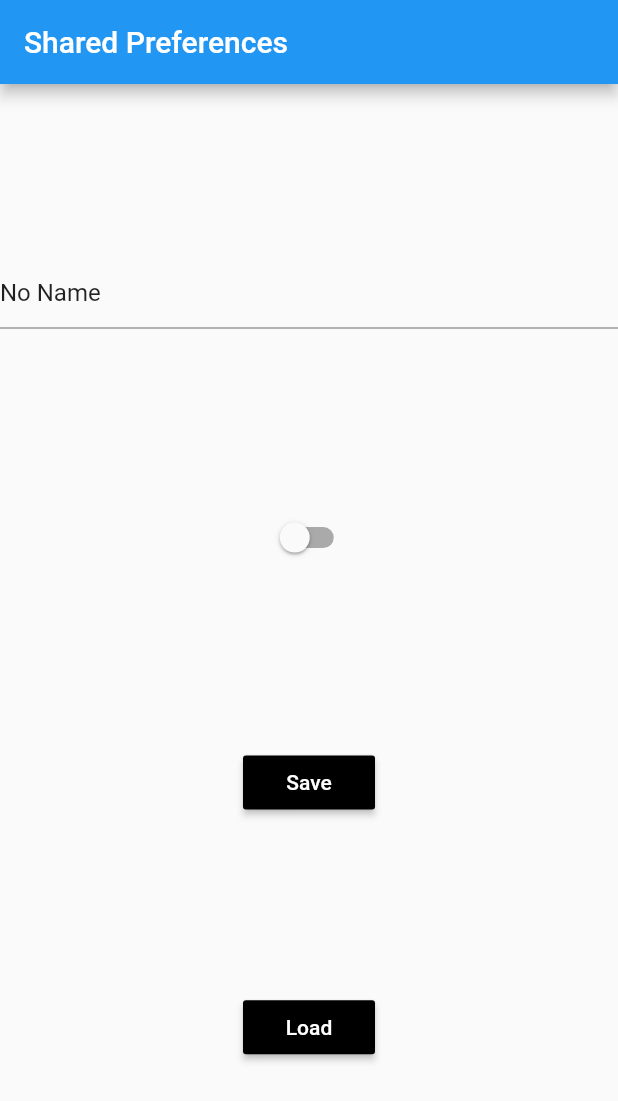
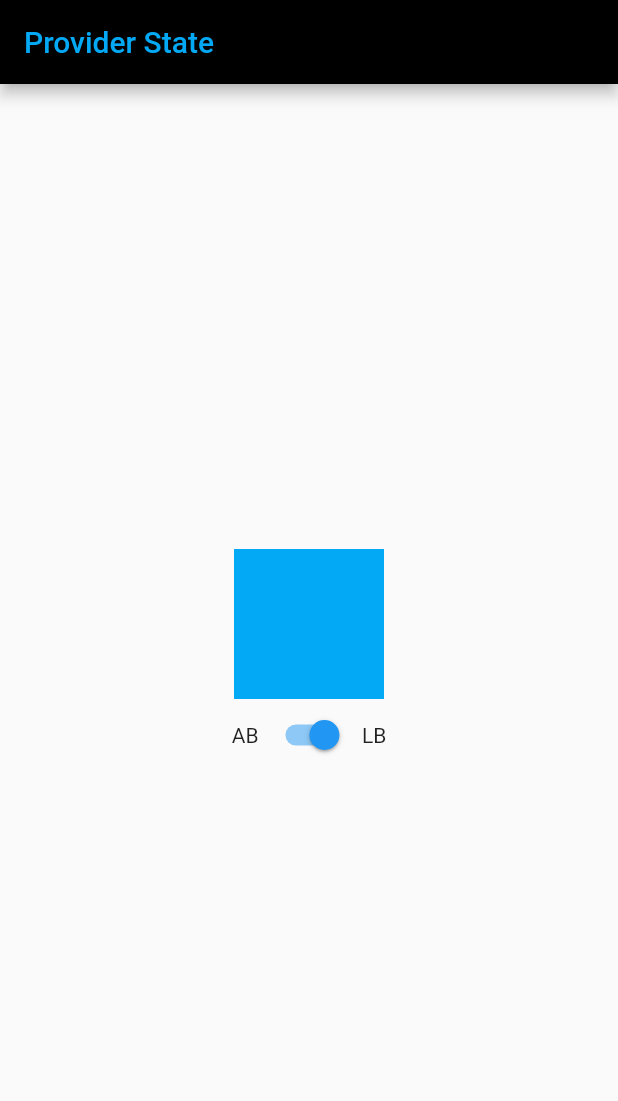
Before and after one commit to aalfiann/belajar-flutter, a Flutter app: the screen it shows after launch, on a phone screen of 412 x 824 dp. Shown: the top 1101 px of the screen. Run offline on Flutter 3.47's test engine with Material 2 defaults, Android fonts, the phone set to English and light mode, and no system bars; our stand-ins replace shared_preferences.

Commit message:
- add provider state management

```diff
--- /dev/null
+++ b/lib/component/belajarProvider.dart
@@ -0,0 +1,48 @@
+import 'package:belajar/provider/application_color.dart';
+import 'package:flutter/material.dart';
+import 'package:provider/provider.dart';
+
+class BelajarProvider extends StatelessWidget {
+  @override
+  Widget build(BuildContext context) {
+    return ChangeNotifierProvider<ApplicationColor>(
+      create: (context) => ApplicationColor(),
+      child: Scaffold(
+        appBar: AppBar(
+          backgroundColor: Colors.black,
+            title: Consumer<ApplicationColor>(
+                builder: (context, applicationColor, _) => Text(
+                    'Provider State',
+                    style: TextStyle(color: applicationColor.color)))),
+        body: Center(
+          child: Column(
+            mainAxisAlignment: MainAxisAlignment.center,
+            children: [
+              Consumer<ApplicationColor>(
+                builder: (context, applicationColor, _) => AnimatedContainer(
+                  width: 100,
+                  height: 100,
+                  color: applicationColor.color,
+                  duration: Duration(milliseconds: 500),
+                ),
+              ),
+              Row(
+                mainAxisAlignment: MainAxisAlignment.center,
+                children: [
+                  Container(margin: EdgeInsets.all(5), child: Text('AB')),
+                  Consumer<ApplicationColor>(
+                      builder: (context, applicationColor, _) => Switch(
+                          value: applicationColor.isLightBlue,
+                          onChanged: (newValue) {
+                            applicationColor.isLightBlue = newValue;
+                          })),
+                  Container(margin: EdgeInsets.all(5), child: Text('LB'))
+                ],
+              )
+            ],
+          ),
+        ),
+      ),
+    );
+  }
+}
--- a/lib/main.dart
+++ b/lib/main.dart
@@ -1,5 +1,5 @@
 import 'package:flutter/material.dart';
-import 'component/belajarSharedPreferences.dart';
+import 'component/belajarProvider.dart';
 
 void main() {
   runApp(MyApp());
@@ -15,7 +15,7 @@ class MyApp extends StatelessWidget {
       theme: ThemeData(
         primarySwatch: Colors.blue,
       ),
-      home: BelajarSharedPreferences(),
+      home: BelajarProvider(),
     );
   }
 }
--- /dev/null
+++ b/lib/provider/application_color.dart
@@ -0,0 +1,14 @@
+import 'package:flutter/foundation.dart';
+import 'package:flutter/material.dart';
+
+class ApplicationColor with ChangeNotifier {
+
+  bool _isLightBlue = true;
+  bool get isLightBlue => _isLightBlue;
+  set isLightBlue(bool newValue) {
+    _isLightBlue = newValue;
+    notifyListeners();
+  }
+
+  Color get color => (isLightBlue ? Colors.lightBlue : Colors.amber);
+}
--- a/pubspec.yaml
+++ b/pubspec.yaml
@@ -25,6 +25,7 @@ dependencies:
     sdk: flutter
   http: ^0.13.0
   shared_preferences: ^2.0.5
+  provider: ^5.0.0
 
 
   # The following adds the Cupertino Icons font to your application.
```
Also changed, not shown: pubspec.lock.
